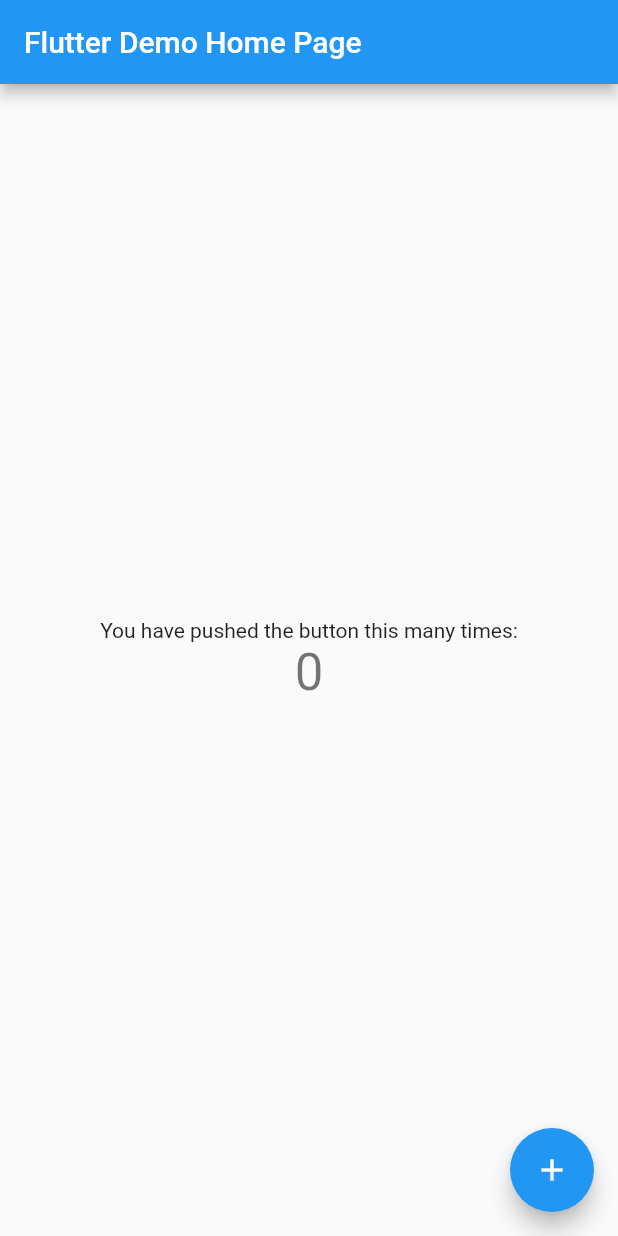
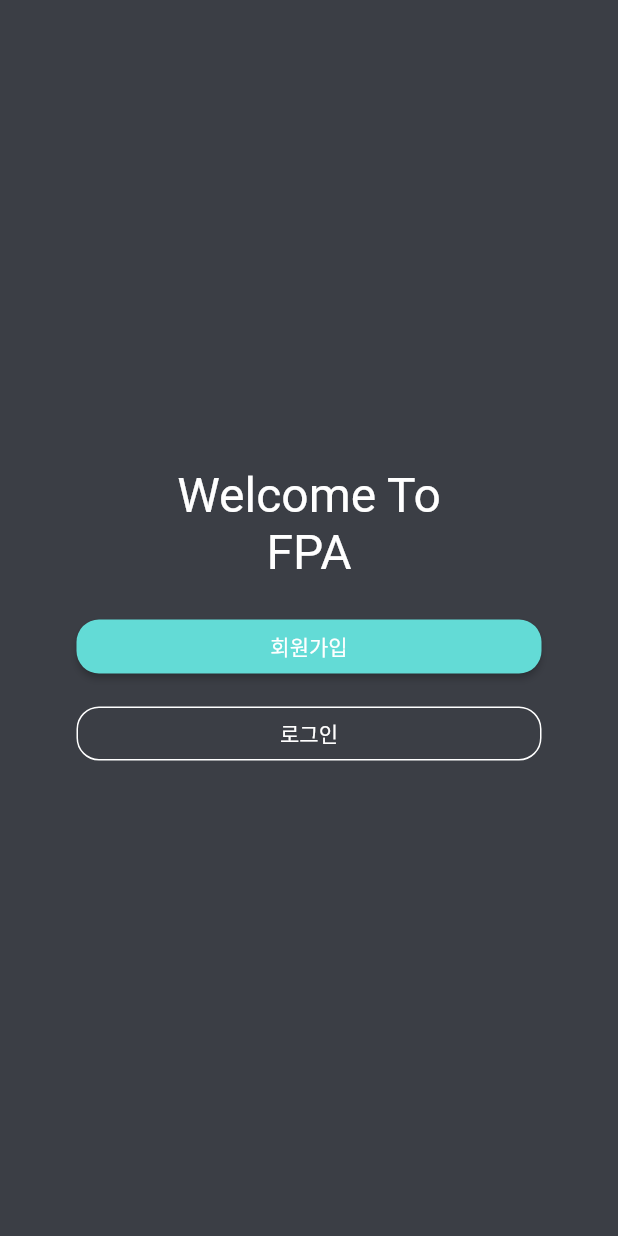
Before and after one commit to everyawake/fpa-mobile, a Flutter app: the screen it shows after launch, on a phone screen of 412 x 824 dp. Run offline on Flutter 3.47's test engine with Material 2 defaults, Android fonts, the phone set to English and light mode, and no system bars.

Commit message:
Add, basic landing page

```diff
--- /dev/null
+++ b/lib/components/solidButtons.dart
@@ -0,0 +1,49 @@
+import 'package:flutter/material.dart';
+
+class SolidButton extends StatelessWidget {
+  @override
+  Widget build(BuildContext context) {
+    return SizedBox(
+      width: 310.0,
+      child: RaisedButton(
+        child: Text(
+          "회원가입",
+        ),
+        onPressed: () {
+          Scaffold.of(context).showSnackBar(SnackBar(
+            content: Text("Hello"),
+          ));
+        },
+        color: Color(0xFF63DBD6),
+        textColor: Colors.white,
+        shape:
+            RoundedRectangleBorder(borderRadius: BorderRadius.circular(15.0)),
+      ),
+    );
+  }
+}
+
+class StrokeButton extends StatelessWidget {
+  @override
+  Widget build(BuildContext context) {
+    return SizedBox(
+      width: 310.0,
+      child: OutlineButton(
+        child: Text(
+          "로그인",
+        ),
+        onPressed: () {
+          Scaffold.of(context).showSnackBar(SnackBar(
+            content: Text("Hello"),
+          ));
+        },
+        borderSide: BorderSide(
+          color: Colors.white,
+        ),
+        textColor: Colors.white,
+        shape:
+            RoundedRectangleBorder(borderRadius: BorderRadius.circular(15.0)),
+      ),
+    );
+  }
+}
--- a/lib/main.dart
+++ b/lib/main.dart
@@ -1,23 +1,14 @@
 import 'package:flutter/material.dart';
+import "components/solidButtons.dart";
 
 void main() => runApp(MyApp());
 
 class MyApp extends StatelessWidget {
-  // This widget is the root of your application.
   @override
   Widget build(BuildContext context) {
     return MaterialApp(
       title: 'Flutter Demo',
       theme: ThemeData(
-        // This is the theme of your application.
-        //
-        // Try running your application with "flutter run". You'll see the
-        // application has a blue toolbar. Then, without quitting the app, try
-        // changing the primarySwatch below to Colors.green and then invoke
-        // "hot reload" (press "r" in the console where you ran "flutter run",
-        // or simply save your changes to "hot reload" in a Flutter IDE).
-        // Notice that the counter didn't reset back to zero; the application
-        // is not restarted.
         primarySwatch: Colors.blue,
       ),
       home: MyHomePage(title: 'Flutter Demo Home Page'),
@@ -27,15 +18,6 @@ class MyApp extends StatelessWidget {
 
 class MyHomePage extends StatefulWidget {
   MyHomePage({Key key, this.title}) : super(key: key);
-
-  // This widget is the home page of your application. It is stateful, meaning
-  // that it has a State object (defined below) that contains fields that affect
-  // how it looks.
-
-  // This class is the configuration for the state. It holds the values (in this
-  // case the title) provided by the parent (in this case the App widget) and
-  // used by the build method of the State. Fields in a Widget subclass are
-  // always marked "final".
 
   final String title;
 
@@ -48,64 +30,34 @@ class _MyHomePageState extends State<MyHomePage> {
 
   void _incrementCounter() {
     setState(() {
-      // This call to setState tells the Flutter framework that something has
-      // changed in this State, which causes it to rerun the build method below
-      // so that the display can reflect the updated values. If we changed
-      // _counter without calling setState(), then the build method would not be
-      // called again, and so nothing would appear to happen.
       _counter++;
     });
   }
 
   @override
   Widget build(BuildContext context) {
-    // This method is rerun every time setState is called, for instance as done
-    // by the _incrementCounter method above.
-    //
-    // The Flutter framework has been optimized to make rerunning build methods
-    // fast, so that you can just rebuild anything that needs updating rather
-    // than having to individually change instances of widgets.
     return Scaffold(
-      appBar: AppBar(
-        // Here we take the value from the MyHomePage object that was created by
-        // the App.build method, and use it to set our appbar title.
-        title: Text(widget.title),
-      ),
+      backgroundColor: Color(0xFF3B3E45),
       body: Center(
-        // Center is a layout widget. It takes a single child and positions it
-        // in the middle of the parent.
         child: Column(
-          // Column is also layout widget. It takes a list of children and
-          // arranges them vertically. By default, it sizes itself to fit its
-          // children horizontally, and tries to be as tall as its parent.
-          //
-          // Invoke "debug painting" (press "p" in the console, choose the
-          // "Toggle Debug Paint" action from the Flutter Inspector in Android
-          // Studio, or the "Toggle Debug Paint" command in Visual Studio Code)
-          // to see the wireframe for each widget.
-          //
-          // Column has various properties to control how it sizes itself and
-          // how it positions its children. Here we use mainAxisAlignment to
-          // center the children vertically; the main axis here is the vertical
-          // axis because Columns are vertical (the cross axis would be
-          // horizontal).
           mainAxisAlignment: MainAxisAlignment.center,
           children: <Widget>[
             Text(
-              'You have pushed the button this many times:',
+              'Welcome To\nFPA',
+              style: TextStyle(color: Colors.white, fontSize: 32.0),
+              textAlign: TextAlign.center,
             ),
-            Text(
-              '$_counter',
-              style: Theme.of(context).textTheme.display1,
+            Padding(
+              padding: const EdgeInsets.only(top: 20.0),
+              child: SolidButton(),
             ),
+            Padding(
+              padding: const EdgeInsets.only(top: 10.0),
+              child: StrokeButton(),
+            )
           ],
         ),
       ),
-      floatingActionButton: FloatingActionButton(
-        onPressed: _incrementCounter,
-        tooltip: 'Increment',
-        child: Icon(Icons.add),
-      ), // This trailing comma makes auto-formatting nicer for build methods.
     );
   }
 }
```
Also changed, not shown: pubspec.yaml (+1 -7 lines), 8 other files.
